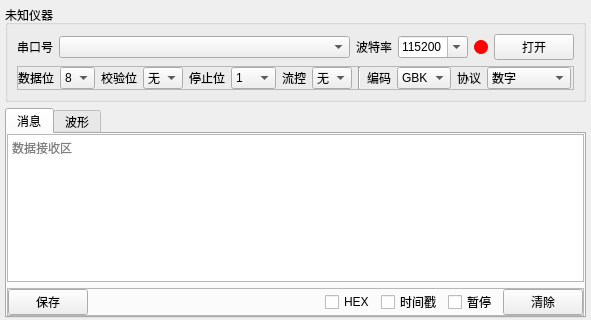
First picture: the form in start_serial/startcommunication.ui, repository m-RNA/TemperatureSelfCorrectionBasedOnQtSerial, before the edit; both pictures show x 0 to 591 and y 0 to 320 of the 591 by 536 pixel window.
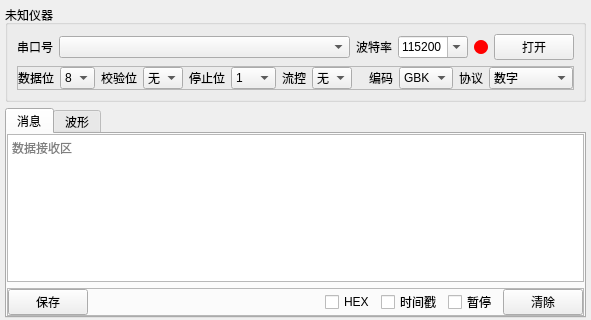
Second picture: the form after the edit. Icons and pictures are not drawn. Custom widgets are drawn as their Qt base class.

Commit message: 优化：这个UI串口设置加了弹簧，删除格线

The edit to the form file:
```diff
--- a/start_serial/startcommunication.ui
+++ b/start_serial/startcommunication.ui
@@ -220,11 +220,17 @@
           </widget>
          </item>
          <item>
-          <widget class="Line" name="line">
+          <spacer name="horizontalSpacer_4">
            <property name="orientation">
-            <enum>Qt::Vertical</enum>
+            <enum>Qt::Horizontal</enum>
            </property>
-          </widget>
+           <property name="sizeHint" stdset="0">
+            <size>
+             <width>40</width>
+             <height>20</height>
+            </size>
+           </property>
+          </spacer>
          </item>
          <item>
           <widget class="QLabel" name="label_9">
@@ -311,22 +317,6 @@
            </item>
           </widget>
          </item>
-         <item>
-          <spacer name="horizontalSpacer_6">
-           <property name="orientation">
-            <enum>Qt::Horizontal</enum>
-           </property>
-           <property name="sizeType">
-            <enum>QSizePolicy::Expanding</enum>
-           </property>
-           <property name="sizeHint" stdset="0">
-            <size>
-             <width>91</width>
-             <height>20</height>
-            </size>
-           </property>
-          </spacer>
-         </item>
         </layout>
        </widget>
       </item>
```
